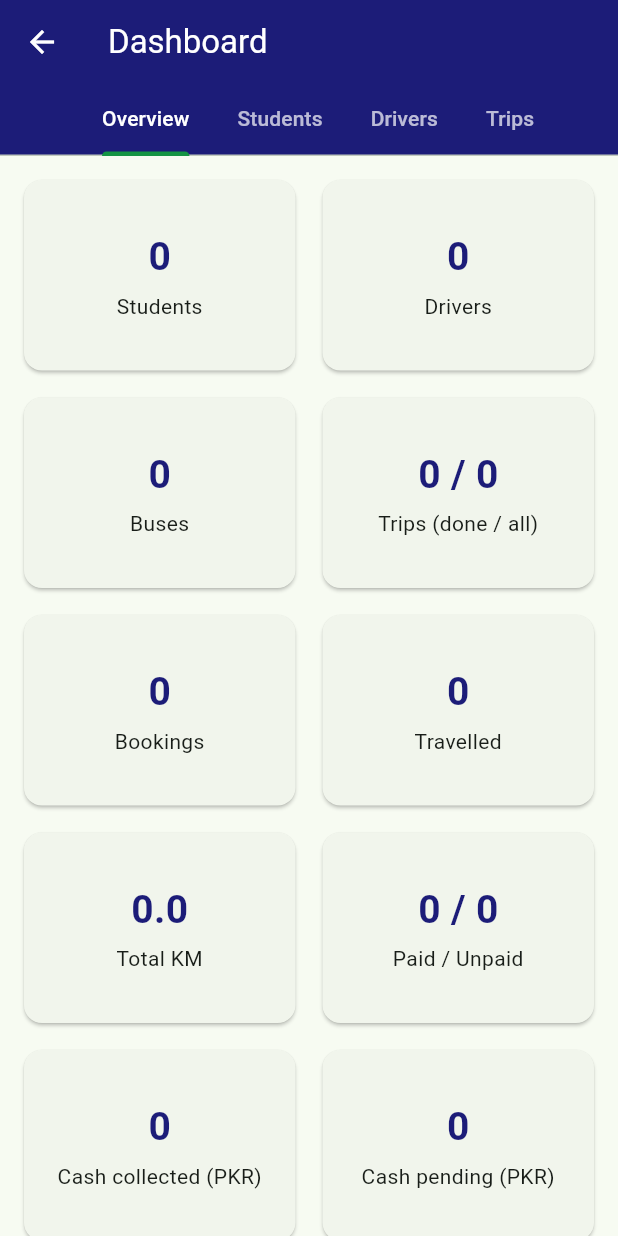
After one commit to sulimankhan12580-design/smart_universty_Bus, a Flutter app: the AdminHome screen opened directly, after a tap on "Dashboard: students, drivers, trips", on a phone screen of 412 x 824 dp. The commit adds this screen. Run offline on Flutter 3.47's test engine with Material 3 defaults, Android fonts, the phone set to English and light mode, and no system bars; our stand-ins replace cloud_firestore, firebase_auth, firebase_core; accounts and stored records are empty.

Commit message:
Admin dashboard: overview, students, drivers, trips

```diff
--- /dev/null
+++ b/lib/features/admin/admin_dashboard_page.dart
@@ -0,0 +1,231 @@
+import 'package:cloud_firestore/cloud_firestore.dart';
+import 'package:flutter/material.dart';
+import 'package:smartbus/theme.dart';
+
+num _n(dynamic v) => v is num ? v : 0;
+
+class AdminDashboardPage extends StatelessWidget {
+  const AdminDashboardPage({super.key});
+
+  @override
+  Widget build(BuildContext context) {
+    return DefaultTabController(
+      length: 4,
+      child: Scaffold(
+        appBar: AppBar(
+          title: const Text('Dashboard'),
+          bottom: TabBar(
+            isScrollable: true,
+            labelColor: Colors.white,
+            unselectedLabelColor: Colors.white70,
+            indicatorColor: kGreen,
+            tabs: const [
+              Tab(text: 'Overview'),
+              Tab(text: 'Students'),
+              Tab(text: 'Drivers'),
+              Tab(text: 'Trips'),
+            ],
+          ),
+        ),
+        body: TabBarView(
+          children: const [_Overview(), _Students(), _Drivers(), _Trips()],
+        ),
+      ),
+    );
+  }
+}
+
+/// Streams one collection and gives the docs (with 'id') to the builder.
+class _Live extends StatelessWidget {
+  final String collection;
+  final Widget Function(List<Map<String, dynamic>> docs) builder;
+  const _Live(this.collection, this.builder);
+
+  @override
+  Widget build(BuildContext context) {
+    return StreamBuilder<QuerySnapshot<Map<String, dynamic>>>(
+      stream: FirebaseFirestore.instance.collection(collection).snapshots(),
+      builder: (context, snap) {
+        if (snap.hasError) return Center(child: Text('Error: ${snap.error}'));
+        if (!snap.hasData) {
+          return const Center(child: CircularProgressIndicator());
+        }
+        return builder(
+            snap.data!.docs.map((d) => {...d.data(), 'id': d.id}).toList());
+      },
+    );
+  }
+}
+
+Widget _card(String label, String value) {
+  return Card(
+    child: Column(
+      mainAxisAlignment: MainAxisAlignment.center,
+      children: [
+        Text(value,
+            style: const TextStyle(
+                fontSize: 26, fontWeight: FontWeight.bold, color: kNavy)),
+        const SizedBox(height: 4),
+        Text(label, textAlign: TextAlign.center),
+      ],
+    ),
+  );
+}
+
+// ---------------- Overview ----------------
+class _Overview extends StatelessWidget {
+  const _Overview();
+
+  @override
+  Widget build(BuildContext context) {
+    return _Live(
+      'users',
+      (users) => _Live(
+        'buses',
+        (buses) => _Live(
+          'trips',
+          (trips) => _Live('reservations', (res) {
+            final active = res.where((r) => r['status'] != 'cancelled');
+            final boarded = res.where((r) => r['status'] == 'boarded');
+            final paid = active.where((r) => r['paymentStatus'] == 'paid');
+            final unpaid = active.where((r) => r['paymentStatus'] != 'paid');
+            final collected = paid.fold<num>(0, (s, r) => s + _n(r['fare']));
+            final due = unpaid.fold<num>(0, (s, r) => s + _n(r['fare']));
+            final km = boarded.fold<num>(0, (s, r) => s + _n(r['km']));
+            final completed =
+                trips.where((t) => t['status'] == 'completed').length;
+            return GridView.count(
+              crossAxisCount: 2,
+              padding: const EdgeInsets.all(12),
+              mainAxisSpacing: 10,
+              crossAxisSpacing: 10,
+              childAspectRatio: 1.4,
+              children: [
+                _card('Students',
+                    '${users.where((u) => u['role'] == 'student').length}'),
+                _card('Drivers',
+                    '${users.where((u) => u['role'] == 'driver').length}'),
+                _card('Buses', '${buses.length}'),
+                _card('Trips (done / all)', '$completed / ${trips.length}'),
+                _card('Bookings', '${active.length}'),
+                _card('Travelled', '${boarded.length}'),
+                _card('Total KM', km.toStringAsFixed(1)),
+                _card('Paid / Unpaid', '${paid.length} / ${unpaid.length}'),
+                _card('Cash collected (PKR)', '$collected'),
+                _card('Cash pending (PKR)', '$due'),
+              ],
+            );
+          }),
+        ),
+      ),
+    );
+  }
+}
+
+// ---------------- Students ----------------
+class _Students extends StatelessWidget {
+  const _Students();
+
+  @override
+  Widget build(BuildContext context) {
+    return _Live(
+      'users',
+      (users) => _Live('reservations', (res) {
+        final students = users.where((u) => u['role'] == 'student').toList();
+        students.sort((a, b) => '${a['name']}'.compareTo('${b['name']}'));
+        if (students.isEmpty) {
+          return const Center(child: Text('No students yet'));
+        }
+        return ListView.builder(
+          itemCount: students.length,
+          itemBuilder: (context, i) {
+            final u = students[i];
+            final mine = res.where(
+                (r) => r['studentId'] == u['id'] && r['status'] != 'cancelled');
+            final travelled = mine.where((r) => r['status'] == 'boarded');
+            final paid = mine.where((r) => r['paymentStatus'] == 'paid').length;
+            final km = travelled.fold<num>(0, (s, r) => s + _n(r['km']));
+            return Card(
+              margin: const EdgeInsets.symmetric(horizontal: 12, vertical: 5),
+              child: ListTile(
+                title: Text('${u['name']}'),
+                subtitle: Text('${u['department'] ?? ''}  |  '
+                    '${u['isRegular'] == false ? 'Non-regular' : 'Regular'}\n'
+                    'Booked: ${mine.length}  Travelled: ${travelled.length}  '
+                    'KM: ${km.toStringAsFixed(1)}\n'
+                    'Paid: $paid  Unpaid: ${mine.length - paid}'),
+                isThreeLine: true,
+              ),
+            );
+          },
+        );
+      }),
+    );
+  }
+}
+
+// ---------------- Drivers ----------------
+class _Drivers extends StatelessWidget {
+  const _Drivers();
+
+  @override
+  Widget build(BuildContext context) {
+    return _Live('users', (users) {
+      final drivers = users.where((u) => u['role'] == 'driver').toList();
+      if (drivers.isEmpty) return const Center(child: Text('No drivers yet'));
+      return ListView.builder(
+        itemCount: drivers.length,
+        itemBuilder: (context, i) {
+          final d = drivers[i];
+          final active = d['status'] == 'active';
+          return Card(
+            margin: const EdgeInsets.symmetric(horizontal: 12, vertical: 5),
+            child: ListTile(
+              leading: const Icon(Icons.directions_bus),
+              title: Text('${d['name']}'),
+              subtitle: Text('${d['department'] ?? ''}'),
+              trailing: Text(
+                active ? 'ACTIVE' : 'PENDING',
+                style: TextStyle(
+                    fontWeight: FontWeight.bold,
+                    color: active ? kGreen : Colors.orange),
+              ),
+            ),
+          );
+        },
+      );
+    });
+  }
+}
+
+// ---------------- Trips ----------------
+class _Trips extends StatelessWidget {
+  const _Trips();
+
+  @override
+  Widget build(BuildContext context) {
+    return _Live('trips', (trips) {
+      trips.sort((a, b) => '${b['date']} ${b['departureTime']}'
+          .compareTo('${a['date']} ${a['departureTime']}'));
+      if (trips.isEmpty) return const Center(child: Text('No trips yet'));
+      return ListView.builder(
+        itemCount: trips.length,
+        itemBuilder: (context, i) {
+          final t = trips[i];
+          return Card(
+            margin: const EdgeInsets.symmetric(horizontal: 12, vertical: 5),
+            child: ListTile(
+              title: Text('${t['routeName']}'),
+              subtitle: Text('${t['date']} ${t['departureTime']}  |  '
+                  'Bus ${t['busNumber']}\n'
+                  'Seats booked: ${t['reservedCount'] ?? 0}'),
+              isThreeLine: true,
+              trailing: Text('${t['status']}'.toUpperCase(),
+                  style: const TextStyle(fontWeight: FontWeight.bold)),
+            ),
+          );
+        },
+      );
+    });
+  }
+}
--- a/lib/features/admin/admin_home.dart
+++ b/lib/features/admin/admin_home.dart
@@ -1,4 +1,5 @@
 import 'package:flutter/material.dart';
+import 'package:smartbus/features/admin/admin_dashboard_page.dart';
 import 'package:smartbus/features/admin/admin_setup_page.dart';
 import 'package:smartbus/services/auth_service.dart';
 
@@ -20,7 +21,20 @@ class AdminHome extends StatelessWidget {
       body: Center(
         child: Padding(
           padding: const EdgeInsets.all(24),
-          child: FilledButton.icon(
+          child: Column(
+            mainAxisAlignment: MainAxisAlignment.center,
+            children: [
+              FilledButton.icon(
+                onPressed: () => Navigator.push(
+                  context,
+                  MaterialPageRoute(
+                      builder: (_) => const AdminDashboardPage()),
+                ),
+                icon: const Icon(Icons.dashboard),
+                label: const Text('Dashboard: students, drivers, trips'),
+              ),
+              const SizedBox(height: 14),
+              FilledButton.icon(
                 onPressed: () => Navigator.push(
                   context,
                   MaterialPageRoute(builder: (_) => const AdminSetupPage()),
@@ -28,6 +42,8 @@ class AdminHome extends StatelessWidget {
                 icon: const Icon(Icons.settings),
                 label: const Text('Setup: buses, routes, trips'),
               ),
+            ],
+          ),
         ),
       ),
     );
```
Lines whose indentation alone changed are shown as unchanged.
